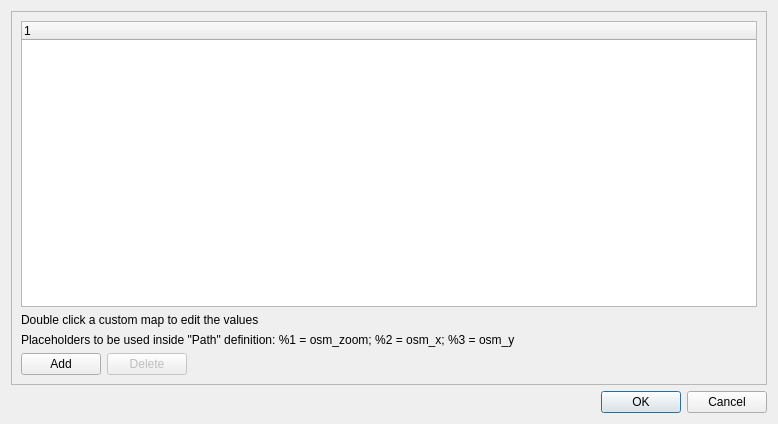
Above: src/IDlgMapOSMConfig.ui from ntruchsess/QLandkarteGT before the change. Below: the same form after it.
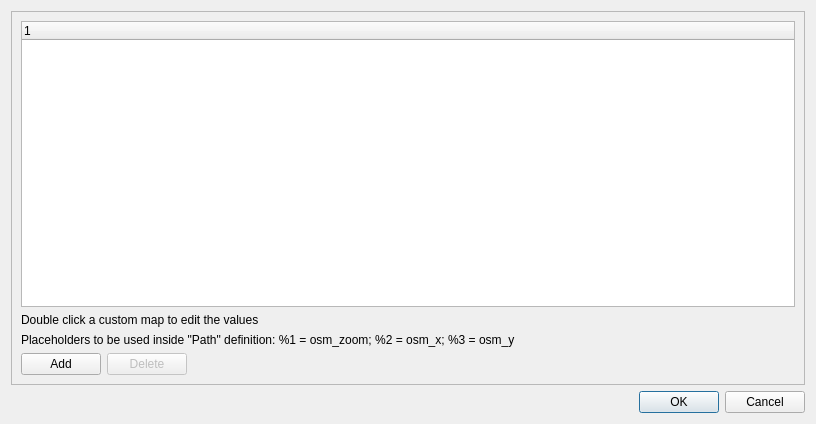
That is the form after the change.

```diff
--- a/src/IDlgMapOSMConfig.ui
+++ b/src/IDlgMapOSMConfig.ui
@@ -6,7 +6,7 @@
    <rect>
     <x>0</x>
     <y>0</y>
-    <width>778</width>
+    <width>816</width>
     <height>424</height>
    </rect>
   </property>
```
Left out of the diff: 2 changed lines with no effect on the pictures.
